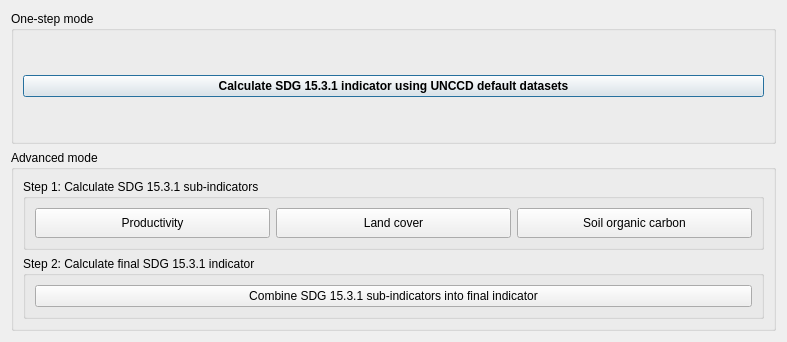
Above: LDMP/gui/DlgCalculate.ui from ConservationInternational/trends.earth before the change. Below: the same form after it.
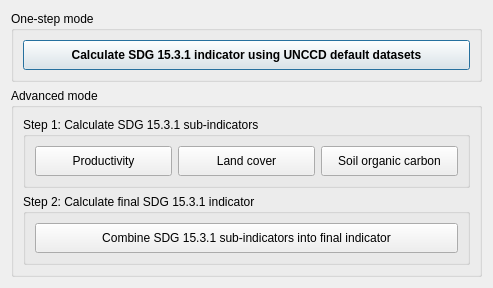
That is the form after the change.

Patch:
```diff
--- a/LDMP/gui/DlgCalculate.ui
+++ b/LDMP/gui/DlgCalculate.ui
@@ -9,8 +9,8 @@
    <rect>
     <x>0</x>
     <y>0</y>
-    <width>787</width>
-    <height>342</height>
+    <width>493</width>
+    <height>252</height>
    </rect>
   </property>
   <property name="sizePolicy">
@@ -31,6 +31,12 @@
      <layout class="QHBoxLayout" name="horizontalLayout_2">
       <item>
        <widget class="QPushButton" name="btn_sdg_onestep">
+        <property name="minimumSize">
+         <size>
+          <width>0</width>
+          <height>30</height>
+         </size>
+        </property>
         <property name="font">
          <font>
           <weight>75</weight>
@@ -107,6 +113,12 @@
         <layout class="QVBoxLayout" name="verticalLayout_2">
          <item>
           <widget class="QPushButton" name="btn_sdg_advanced">
+           <property name="minimumSize">
+            <size>
+             <width>0</width>
+             <height>30</height>
+            </size>
+           </property>
            <property name="text">
             <string>Combine SDG 15.3.1 sub-indicators into final indicator</string>
            </property>
```
